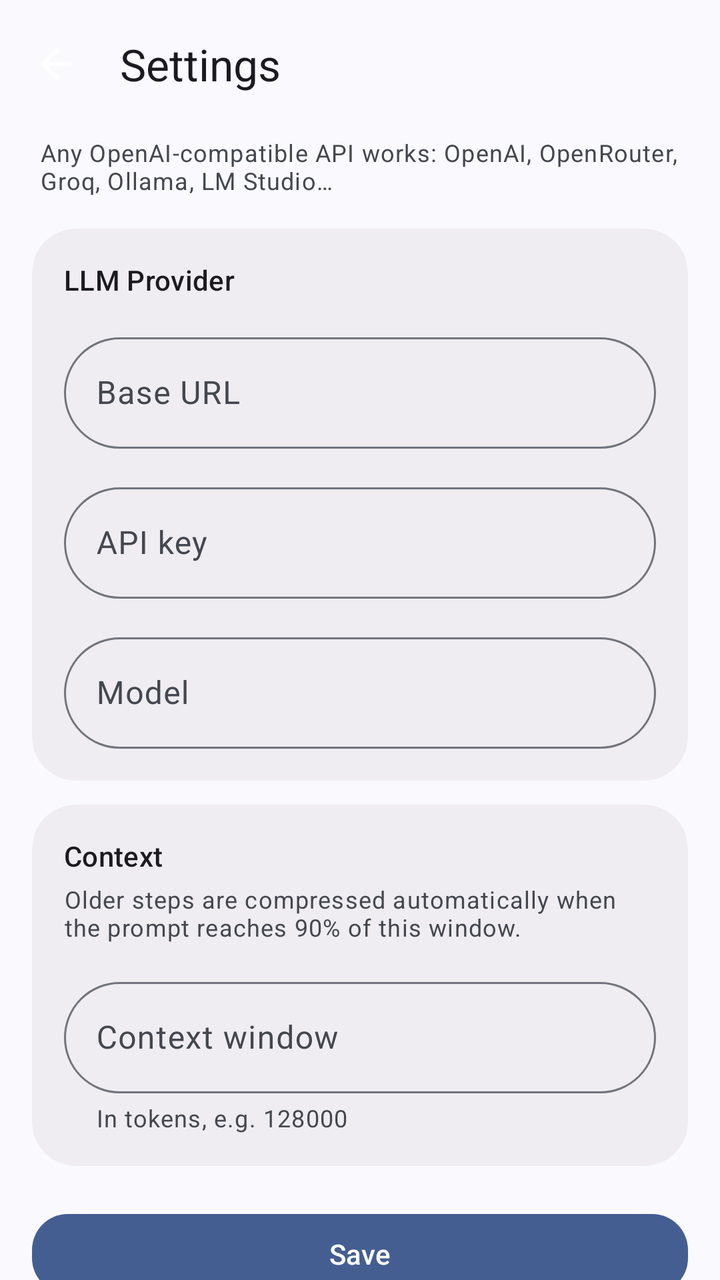
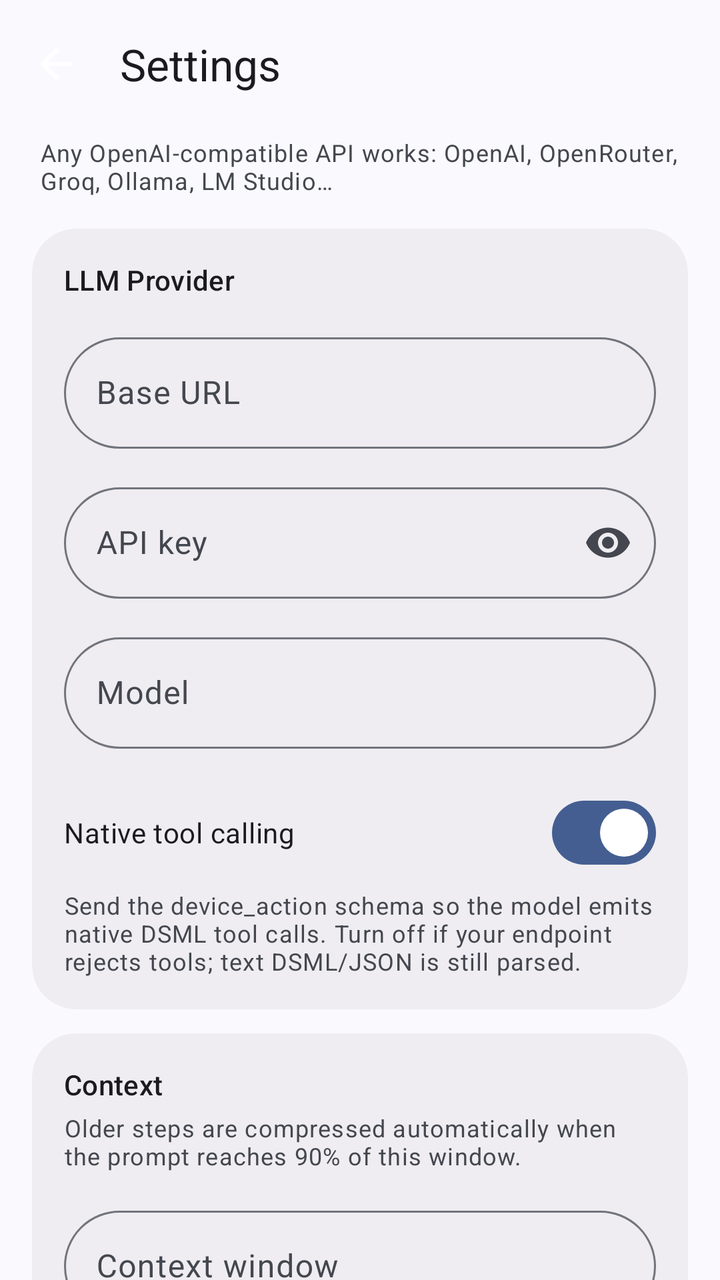

An Android layout rendered at two revisions. The XML below is the earlier revision; the diff shows what the commit changed to produce the second picture.
<!-- AndroidManifest.xml: application theme Theme.Controller -->
<!-- res/layout/activity_settings.xml -->
<?xml version="1.0" encoding="utf-8"?>
<ScrollView xmlns:android="http://schemas.android.com/apk/res/android"
    xmlns:app="http://schemas.android.com/apk/res-auto"
    android:layout_width="match_parent"
    android:layout_height="match_parent"
    android:background="?attr/colorSurface"
    android:fillViewport="true"
    android:scrollbars="none">

    <LinearLayout
        android:layout_width="match_parent"
        android:layout_height="wrap_content"
        android:orientation="vertical"
        android:paddingBottom="28dp">

        <com.google.android.material.appbar.MaterialToolbar
            android:id="@+id/toolbar"
            android:layout_width="match_parent"
            android:layout_height="?attr/actionBarSize"
            android:background="?attr/colorSurface"
            app:navigationIcon="@drawable/ic_back"
            app:title="@string/settings_title"
            app:titleTextAppearance="@style/TextAppearance.Material3.TitleLarge" />

        <TextView
            android:layout_width="match_parent"
            android:layout_height="wrap_content"
            android:paddingStart="20dp"
            android:paddingTop="4dp"
            android:paddingEnd="20dp"
            android:text="@string/provider_note"
            android:textAppearance="@style/TextAppearance.Material3.BodySmall"
            android:textColor="?attr/colorOnSurfaceVariant" />

        <com.google.android.material.card.MaterialCardView
            android:layout_width="match_parent"
            android:layout_height="wrap_content"
            android:layout_marginStart="16dp"
            android:layout_marginTop="16dp"
            android:layout_marginEnd="16dp"
            app:cardBackgroundColor="?attr/colorSurfaceContainer"
            app:cardCornerRadius="22dp"
            app:cardElevation="0dp"
            app:strokeWidth="0dp">

            <LinearLayout
                android:layout_width="match_parent"
                android:layout_height="wrap_content"
                android:orientation="vertical"
                android:padding="16dp">

                <TextView
                    android:layout_width="wrap_content"
                    android:layout_height="wrap_content"
                    android:text="@string/provider_header"
                    android:textAppearance="@style/TextAppearance.Material3.TitleSmall"
                    android:textColor="?attr/colorOnSurface" />

                <com.google.android.material.textfield.TextInputLayout
                    style="@style/Widget.Controller.TextInputLayout"
                    android:layout_width="match_parent"
                    android:layout_height="wrap_content"
                    android:layout_marginTop="14dp"
                    android:hint="@string/label_url">

                    <com.google.android.material.textfield.TextInputEditText
                        android:id="@+id/etUrl"
                        android:layout_width="match_parent"
                        android:layout_height="wrap_content"
                        android:inputType="textUri" />

                </com.google.android.material.textfield.TextInputLayout>

                <com.google.android.material.textfield.TextInputLayout
                    style="@style/Widget.Controller.TextInputLayout"
                    android:layout_width="match_parent"
                    android:layout_height="wrap_content"
                    android:layout_marginTop="14dp"
                    android:hint="@string/label_key">

                    <com.google.android.material.textfield.TextInputEditText
                        android:id="@+id/etKey"
                        android:layout_width="match_parent"
                        android:layout_height="wrap_content"
                        android:inputType="textVisiblePassword" />

                </com.google.android.material.textfield.TextInputLayout>

                <com.google.android.material.textfield.TextInputLayout
                    style="@style/Widget.Controller.TextInputLayout"
                    android:layout_width="match_parent"
                    android:layout_height="wrap_content"
                    android:layout_marginTop="14dp"
                    android:hint="@string/label_model">

                    <com.google.android.material.textfield.TextInputEditText
                        android:id="@+id/etModel"
                        android:layout_width="match_parent"
                        android:layout_height="wrap_content"
                        android:inputType="textNoSuggestions" />

                </com.google.android.material.textfield.TextInputLayout>

            </LinearLayout>

        </com.google.android.material.card.MaterialCardView>

        <com.google.android.material.card.MaterialCardView
            android:layout_width="match_parent"
            android:layout_height="wrap_content"
            android:layout_marginStart="16dp"
            android:layout_marginTop="12dp"
            android:layout_marginEnd="16dp"
            app:cardBackgroundColor="?attr/colorSurfaceContainer"
            app:cardCornerRadius="22dp"
            app:cardElevation="0dp"
            app:strokeWidth="0dp">

            <LinearLayout
                android:layout_width="match_parent"
                android:layout_height="wrap_content"
                android:orientation="vertical"
                android:padding="16dp">

                <TextView
                    android:layout_width="wrap_content"
                    android:layout_height="wrap_content"
                    android:text="@string/context_header"
                    android:textAppearance="@style/TextAppearance.Material3.TitleSmall"
                    android:textColor="?attr/colorOnSurface" />

                <TextView
                    android:layout_width="match_parent"
                    android:layout_height="wrap_content"
                    android:layout_marginTop="4dp"
                    android:text="@string/context_window_note"
                    android:textAppearance="@style/TextAppearance.Material3.BodySmall"
                    android:textColor="?attr/colorOnSurfaceVariant" />

                <com.google.android.material.textfield.TextInputLayout
                    style="@style/Widget.Controller.TextInputLayout"
                    android:layout_width="match_parent"
                    android:layout_height="wrap_content"
                    android:layout_marginTop="14dp"
                    android:hint="@string/context_window"
                    app:helperText="@string/context_window_helper">

                    <com.google.android.material.textfield.TextInputEditText
                        android:id="@+id/etContext"
                        android:layout_width="match_parent"
                        android:layout_height="wrap_content"
                        android:inputType="number" />

                </com.google.android.material.textfield.TextInputLayout>

            </LinearLayout>

        </com.google.android.material.card.MaterialCardView>

        <com.google.android.material.button.MaterialButton
            android:id="@+id/btnSave"
            android:layout_width="match_parent"
            android:layout_height="wrap_content"
            android:layout_marginStart="16dp"
            android:layout_marginTop="20dp"
            android:layout_marginEnd="16dp"
            android:text="@string/save"
            app:cornerRadius="18dp" />

    </LinearLayout>

</ScrollView>
<!-- resources referenced by this layout -->
<resources>
  <!-- drawable ic_back (drawable) -->
  <?xml version="1.0" encoding="utf-8"?>
  <vector xmlns:android="http://schemas.android.com/apk/res/android"
      android:width="24dp"
      android:height="24dp"
      android:viewportWidth="24"
      android:viewportHeight="24">
      <path
          android:fillColor="#FFFFFFFF"
          android:pathData="M20,11H7.83l5.59,-5.59L12,4l-8,8 8,8 1.41,-1.41L7.83,13H20v-2z" />
  </vector>
  <string name="context_header">Context</string>
  <string name="context_window">Context window</string>
  <string name="context_window_helper">In tokens, e.g. 128000</string>
  <string name="context_window_note">Older steps are compressed automatically when the prompt reaches 90% of this window.</string>
  <string name="label_key">API key</string>
  <string name="label_model">Model</string>
  <string name="label_url">Base URL</string>
  <string name="provider_header">LLM Provider</string>
  <string name="provider_note">Any OpenAI-compatible API works: OpenAI, OpenRouter, Groq, Ollama, LM Studio…</string>
  <string name="save">Save</string>
  <string name="settings_title">Settings</string>
  <style name="Widget.Controller.TextInputLayout" parent="Widget.Material3.TextInputLayout.OutlinedBox">
          <item name="boxCornerRadiusTopStart">28dp</item>
          <item name="boxCornerRadiusTopEnd">28dp</item>
          <item name="boxCornerRadiusBottomStart">28dp</item>
          <item name="boxCornerRadiusBottomEnd">28dp</item>
      </style>
  <style name="Theme.Controller" parent="Theme.Material3.DynamicColors.DayNight.NoActionBar">
          <item name="android:statusBarColor">?attr/colorSurface</item>
          <item name="android:navigationBarColor">?attr/colorSurface</item>
      </style>
</resources>

<!-- the commit's change to res/layout/activity_settings.xml (unified diff, before → after) -->
@@ -76,13 +76,16 @@
                     android:layout_width="match_parent"
                     android:layout_height="wrap_content"
                     android:layout_marginTop="14dp"
-                    android:hint="@string/label_key">
+                    android:hint="@string/label_key"
+                    app:endIconMode="password_toggle"
+                    app:endIconTint="?attr/colorOnSurfaceVariant">
 
                     <com.google.android.material.textfield.TextInputEditText
                         android:id="@+id/etKey"
                         android:layout_width="match_parent"
                         android:layout_height="wrap_content"
-                        android:inputType="textVisiblePassword" />
+                        android:importantForAutofill="no"
+                        android:inputType="textPassword" />
 
                 </com.google.android.material.textfield.TextInputLayout>
 
@@ -100,6 +103,23 @@
                         android:inputType="textNoSuggestions" />
 
                 </com.google.android.material.textfield.TextInputLayout>
+
+                <com.google.android.material.materialswitch.MaterialSwitch
+                    android:id="@+id/switchTools"
+                    android:layout_width="match_parent"
+                    android:layout_height="wrap_content"
+                    android:layout_marginTop="18dp"
+                    android:checked="true"
+                    android:text="@string/native_tools"
+                    android:textColor="?attr/colorOnSurface" />
+
+                <TextView
+                    android:layout_width="match_parent"
+                    android:layout_height="wrap_content"
+                    android:layout_marginTop="4dp"
+                    android:text="@string/native_tools_note"
+                    android:textAppearance="@style/TextAppearance.Material3.BodySmall"
+                    android:textColor="?attr/colorOnSurfaceVariant" />
 
             </LinearLayout>
 
<!-- resource entries referenced after the edit -->
@@ -18,6 +18,8 @@
   <string name="label_key">API key</string>
   <string name="label_model">Model</string>
   <string name="label_url">Base URL</string>
+  <string name="native_tools">Native tool calling</string>
+  <string name="native_tools_note">Send the device_action schema so the model emits native DSML tool calls. Turn off if your endpoint rejects tools; text DSML/JSON is still parsed.</string>
   <string name="provider_header">LLM Provider</string>
   <string name="provider_note">Any OpenAI-compatible API works: OpenAI, OpenRouter, Groq, Ollama, LM Studio…</string>
   <string name="save">Save</string>
